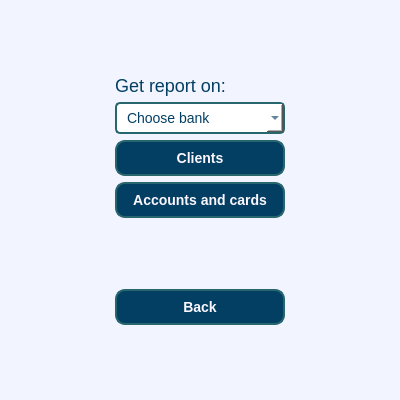
Old version of the form course_work/source/menu/Reports/reports.ui in the repository R-Kiselev/Lab1.
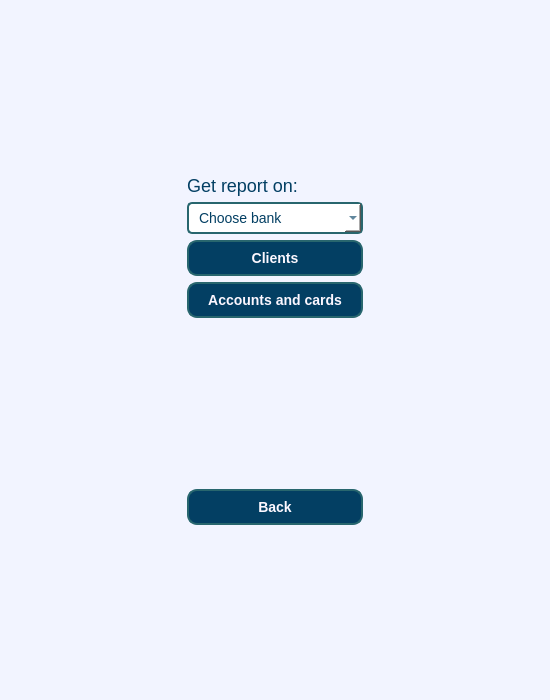
New version of the form.

Patch:
```diff
--- a/course_work/source/menu/Reports/reports.ui
+++ b/course_work/source/menu/Reports/reports.ui
@@ -6,8 +6,8 @@
    <rect>
     <x>0</x>
     <y>0</y>
-    <width>400</width>
-    <height>400</height>
+    <width>550</width>
+    <height>700</height>
    </rect>
   </property>
   <property name="windowTitle">
```
